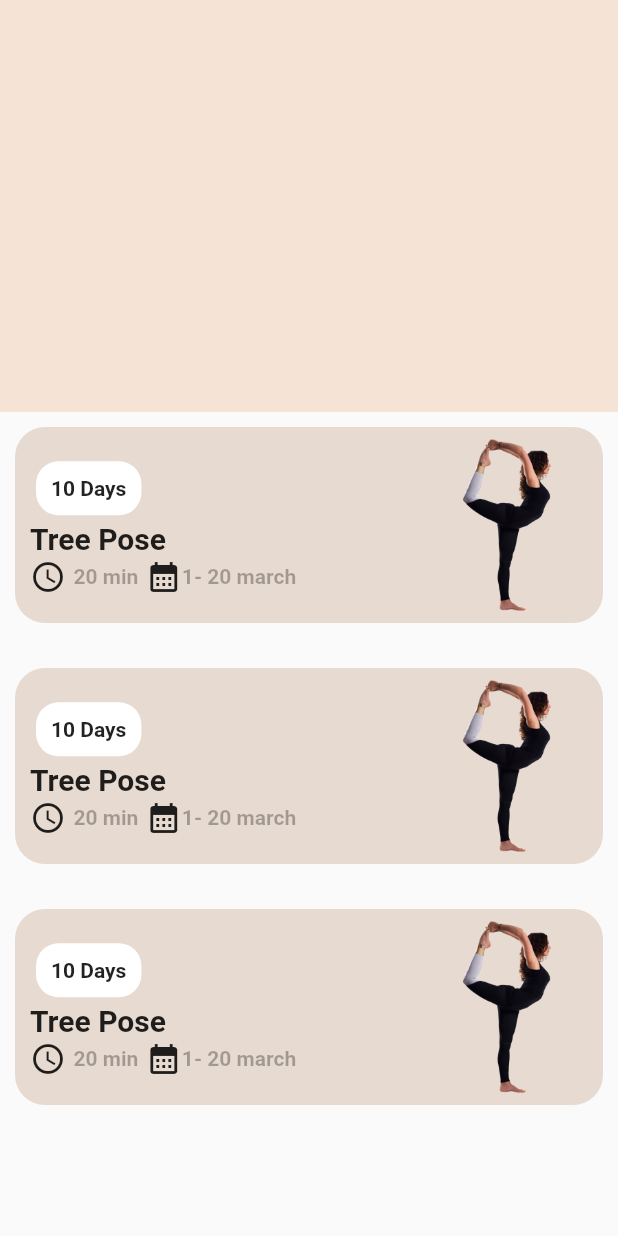
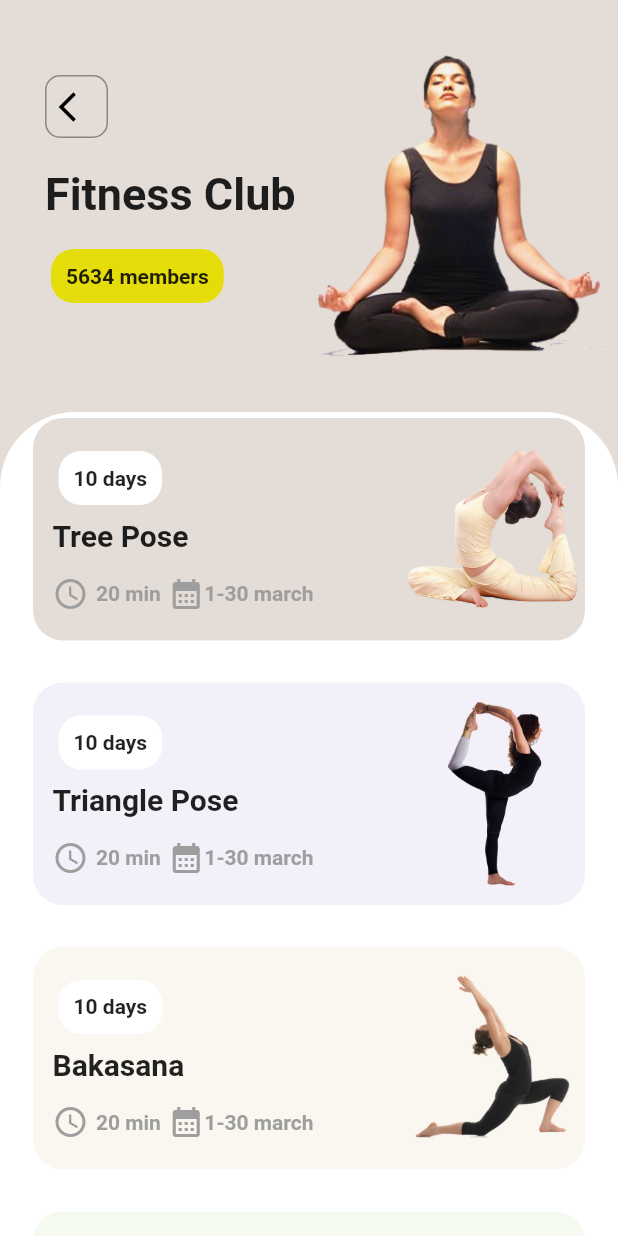
Before and after one commit to Salomondiei08/fitness_app, a Flutter app: the screen it shows after launch, after a tap on "Yoga", on a phone screen of 412 x 824 dp. Run offline on Flutter 3.47's test engine with Material 2 defaults, Android fonts, the phone set to English and light mode, and no system bars.

Commit message:
Second Screen Done

```diff
--- /dev/null
+++ b/lib/helpers/routes.dart
@@ -0,0 +1,14 @@
+import 'package:flutter/cupertino.dart';
+
+import '../ui/screens/club_detail_screen.dart';
+import '../ui/screens/home_screen.dart';
+
+abstract class Routes {
+  static String homeScreen = '/';
+  static String clubDetailScreen = '/club_detail_screen';
+
+  static Map<String, Widget Function(BuildContext)> get routes => {
+        homeScreen: (context) => const HomeScreen(),
+        clubDetailScreen: (context) => const ClubDetailScreen(),
+      };
+}
--- a/lib/logic/providers/club_provider.dart
+++ b/lib/logic/providers/club_provider.dart
@@ -1,6 +1,6 @@
-import 'package:fitness_club/data/models/club.dart';
+import 'package:fitness_club/models/actiivity.dart';
+import 'package:fitness_club/models/club.dart';
 import 'package:flutter/material.dart';
-
 
 class ClubProvider extends ChangeNotifier {
   final List<Club> _clubList = [
@@ -10,32 +10,171 @@ class ClubProvider extends ChangeNotifier {
       names: ['Yoga', 'Club'],
       peopleEnrolled: 5634,
       color: Color(0xFFE4DDD7),
+      activities: [
+        Activity(
+          id: '1',
+          name: 'Tree Pose',
+          descrption:
+              "Deserunt minim ad deserunt ut Lorem exercitation cupidatat.",
+          imageUrl: 'assets/yoga_1.png',
+          daysToComplete: 10,
+          duration: Duration(days: 10),
+          timeToCompleteInMinutes: 20,
+          steps: {
+            'Steps 1': 'Enim et tempor dolor do aute quis ea sit enim.',
+            'Steps 2': 'Enim et tempor dolor do aute quis ea sit enim.',
+            'Steps 3': 'Enim et tempor dolor do aute quis ea sit enim.',
+            'Steps 4': 'Enim et tempor dolor do aute quis ea sit enim.',
+            'Steps 5': 'Enim et tempor dolor do aute quis ea sit enim.',
+            'Steps 6': 'Enim et tempor dolor do aute quis ea sit enim.',
+          },
+          color: Color(0xFFE4DDD7),
+        ),
+        Activity(
+          id: '2',
+          name: 'Triangle Pose',
+          descrption:
+              "Deserunt minim ad deserunt ut Lorem exercitation cupidatat.",
+          imageUrl: 'assets/yoga_2.png',
+          daysToComplete: 10,
+          duration: Duration(days: 10),
+          timeToCompleteInMinutes: 20,
+          steps: {
+            'Steps 1': 'Enim et tempor dolor do aute quis ea sit enim.',
+            'Steps 2': 'Enim et tempor dolor do aute quis ea sit enim.',
+            'Steps 3': 'Enim et tempor dolor do aute quis ea sit enim.',
+            'Steps 4': 'Enim et tempor dolor do aute quis ea sit enim.',
+            'Steps 5': 'Enim et tempor dolor do aute quis ea sit enim.',
+            'Steps 6': 'Enim et tempor dolor do aute quis ea sit enim.',
+          },
+          color: Color.fromARGB(255, 243, 240, 250),
+        ),
+        Activity(
+          id: '3',
+          name: 'Bakasana',
+          descrption:
+              "Deserunt minim ad deserunt ut Lorem exercitation cupidatat.",
+          imageUrl: 'assets/yoga_3.png',
+          daysToComplete: 10,
+          duration: Duration(days: 10),
+          timeToCompleteInMinutes: 20,
+          steps: {
+            'Steps 1': 'Enim et tempor dolor do aute quis ea sit enim.',
+            'Steps 2': 'Enim et tempor dolor do aute quis ea sit enim.',
+            'Steps 3': 'Enim et tempor dolor do aute quis ea sit enim.',
+            'Steps 4': 'Enim et tempor dolor do aute quis ea sit enim.',
+            'Steps 5': 'Enim et tempor dolor do aute quis ea sit enim.',
+            'Steps 6': 'Enim et tempor dolor do aute quis ea sit enim.',
+          },
+          color: Color.fromARGB(255, 250, 247, 240),
+        ),
+        Activity(
+          id: '4',
+          name: 'Tree Pose',
+          descrption:
+              "Deserunt minim ad deserunt ut Lorem exercitation cupidatat.",
+          imageUrl: 'assets/yoga_4.png',
+          daysToComplete: 10,
+          duration: Duration(days: 10),
+          timeToCompleteInMinutes: 20,
+          steps: {
+            'Steps 1': 'Enim et tempor dolor do aute quis ea sit enim.',
+            'Steps 2': 'Enim et tempor dolor do aute quis ea sit enim.',
+            'Steps 3': 'Enim et tempor dolor do aute quis ea sit enim.',
+            'Steps 4': 'Enim et tempor dolor do aute quis ea sit enim.',
+            'Steps 5': 'Enim et tempor dolor do aute quis ea sit enim.',
+            'Steps 6': 'Enim et tempor dolor do aute quis ea sit enim.',
+          },
+          color: Color.fromARGB(255, 245, 250, 240),
+        ),
+      ],
     ),
     Club(
         id: '2',
         imageUrl: 'assets/runner.png',
         names: ['Runners', 'Club'],
         peopleEnrolled: 634,
-      color: Color.fromARGB(255, 240, 248, 250),
-
+        color: Color.fromARGB(255, 240, 250, 247),
+        activities: [
+          Activity(
+            id: '4',
+            name: 'Tree Pose',
+            descrption:
+                "Deserunt minim ad deserunt ut Lorem exercitation cupidatat.",
+            imageUrl: 'assets/yoga_1.png',
+            daysToComplete: 10,
+            duration: Duration(days: 10),
+            timeToCompleteInMinutes: 20,
+            steps: {
+              'Steps 1': 'Enim et tempor dolor do aute quis ea sit enim.',
+              'Steps 2': 'Enim et tempor dolor do aute quis ea sit enim.',
+              'Steps 3': 'Enim et tempor dolor do aute quis ea sit enim.',
+              'Steps 4': 'Enim et tempor dolor do aute quis ea sit enim.',
+              'Steps 5': 'Enim et tempor dolor do aute quis ea sit enim.',
+              'Steps 6': 'Enim et tempor dolor do aute quis ea sit enim.',
+            },
+            color: Color.fromARGB(255, 222, 215, 228),
           ),
+        ]),
     Club(
         id: '3',
         imageUrl: 'assets/weigth.png',
         names: ['Weigth', 'Club'],
         peopleEnrolled: 725,
         color: Color.fromARGB(255, 215, 216, 228),
-
+        activities: [
+          Activity(
+            id: '4',
+            name: 'Tree Pose',
+            descrption:
+                "Deserunt minim ad deserunt ut Lorem exercitation cupidatat.",
+            imageUrl: 'assets/yoga_1.png',
+            daysToComplete: 10,
+            duration: Duration(days: 10),
+            timeToCompleteInMinutes: 20,
+            steps: {
+              'Steps 1': 'Enim et tempor dolor do aute quis ea sit enim.',
+              'Steps 2': 'Enim et tempor dolor do aute quis ea sit enim.',
+              'Steps 3': 'Enim et tempor dolor do aute quis ea sit enim.',
+              'Steps 4': 'Enim et tempor dolor do aute quis ea sit enim.',
+              'Steps 5': 'Enim et tempor dolor do aute quis ea sit enim.',
+              'Steps 6': 'Enim et tempor dolor do aute quis ea sit enim.',
+            },
+            color: Color.fromARGB(255, 231, 235, 218),
           ),
+        ]),
     Club(
         id: '4',
         imageUrl: 'assets/push_ups.png',
         names: ['Push', 'Club'],
         peopleEnrolled: 209,
         color: Color.fromARGB(255, 235, 218, 234),
-
+        activities: [
+          Activity(
+            id: '4',
+            name: 'Tree Pose',
+            descrption:
+                "Deserunt minim ad deserunt ut Lorem exercitation cupidatat.",
+            imageUrl: 'assets/yoga_1.png',
+            daysToComplete: 10,
+            duration: Duration(days: 10),
+            timeToCompleteInMinutes: 20,
+            steps: {
+              'Steps 1': 'Enim et tempor dolor do aute quis ea sit enim.',
+              'Steps 2': 'Enim et tempor dolor do aute quis ea sit enim.',
+              'Steps 3': 'Enim et tempor dolor do aute quis ea sit enim.',
+              'Steps 4': 'Enim et tempor dolor do aute quis ea sit enim.',
+              'Steps 5': 'Enim et tempor dolor do aute quis ea sit enim.',
+              'Steps 6': 'Enim et tempor dolor do aute quis ea sit enim.',
+            },
+            color: Color.fromARGB(255, 235, 218, 234),
           ),
+        ]),
   ];
 
   List<Club> get clubList => [..._clubList];
+
+  Club findById(String clubId) {
+    return _clubList.firstWhere((pros) => pros.id == clubId);
   }
+}
--- a/lib/logic/providers/goal_provider.dart
+++ b/lib/logic/providers/goal_provider.dart
@@ -1,4 +1,4 @@
-import 'package:fitness_club/data/models/goals.dart';
+import 'package:fitness_club/models/goals.dart';
 import 'package:flutter/cupertino.dart';
 import 'package:flutter/material.dart';
 
--- a/lib/main.dart
+++ b/lib/main.dart
@@ -1,3 +1,4 @@
+import 'package:fitness_club/helpers/routes.dart';
 import 'package:fitness_club/logic/providers/club_provider.dart';
 import 'package:fitness_club/logic/providers/goal_provider.dart';
 import 'package:flutter/material.dart';
@@ -23,9 +24,9 @@ class FitnessApp extends StatelessWidget {
           create: (_) => GoalProvider(),
         ),
       ],
-      child: const MaterialApp(
+      child:  MaterialApp(
         debugShowCheckedModeBanner: false,
-        home: HomeScreen(),
+     routes: Routes.routes,
       ),
     );
   }
--- a/lib/data/models/actiivity.dart
+++ b/lib/models/actiivity.dart
@@ -1,14 +1,24 @@
+import 'package:flutter/material.dart';
+
 class Activity {
   final String id;
   final String name;
+  final String descrption;
+  final Color color;
+  final String imageUrl;
   final int daysToComplete;
   final Duration duration;
   final int timeToCompleteInMinutes;
+  final Map<String, String> steps;
   Activity({
     required this.id,
     required this.name,
+    required this.descrption,
+    required this.color,
+    required this.imageUrl,
     required this.daysToComplete,
     required this.duration,
     required this.timeToCompleteInMinutes,
+    required this.steps,
   });
 }
--- a/lib/data/models/club.dart
+++ b/lib/models/club.dart
@@ -1,4 +1,5 @@
 import 'package:flutter/material.dart';
+import 'actiivity.dart';
 
 class Club {
   final String id;
@@ -6,6 +7,7 @@ class Club {
   final int peopleEnrolled;
   final String imageUrl;
   final Color color;
+  final List<Activity> activities;
 
   Club({
     required this.id,
@@ -13,5 +15,6 @@ class Club {
     required this.peopleEnrolled,
     required this.imageUrl,
     required this.color,
+    required this.activities,
   });
 }
--- a/lib/ui/screens/club_detail_screen.dart
+++ b/lib/ui/screens/club_detail_screen.dart
@@ -1,112 +1,89 @@
+import 'package:fitness_club/models/club.dart';
+import 'package:fitness_club/ui/widget/activity_item.dart';
+import 'package:fitness_club/ui/widget/home_icon.dart';
 import 'package:flutter/material.dart';
-import 'package:sizer/sizer.dart';
 
 class ClubDetailScreen extends StatelessWidget {
   const ClubDetailScreen({Key? key}) : super(key: key);
 
   @override
   Widget build(BuildContext context) {
+    final club = ModalRoute.of(context)!.settings.arguments as Club;
+
     return Scaffold(
+      backgroundColor: club.color,
       body: Column(
         children: [
           Expanded(
-            child: Container(
-              color: Color.fromARGB(255, 245, 227, 213),
-            ),
-          ),
-          Expanded(
-            flex: 2,
-            child: Container(
-              margin: EdgeInsets.all(5),
-              child: ListView.separated(
-                  itemBuilder: (_, i) => Container(
-                        margin: const EdgeInsets.all(5),
-                        decoration: BoxDecoration(
-                          borderRadius: BorderRadius.circular(20),
-                          color: const Color.fromARGB(255, 231, 218, 208),
-                        ),
             child: Row(
               children: [
                 Expanded(
-                              flex: 2,
                   child: Container(
-                                padding: EdgeInsets.all(10),
+                    padding: const EdgeInsets.only(left: 30.0, top: 50),
                     child: Column(
                       crossAxisAlignment: CrossAxisAlignment.start,
-                                  mainAxisAlignment: MainAxisAlignment.start,
                       children: [
+                        InkWell(
+                          onTap: () => Navigator.pop(context),
+                          child: HomeIcon(
+                              icon: Icons.arrow_back_ios,
+                              backgroundColor: club.color,
+                              iconColor: Colors.black),
+                        ),
+                        const SizedBox(
+                          height: 20,
+                        ),
+                        const Text(
+                          "Fitness Club",
+                          style: TextStyle(
+                              fontSize: 30, fontWeight: FontWeight.bold),
+                        ),
+                        const SizedBox(
+                          height: 15,
+                        ),
                         Card(
                           elevation: 0.0,
-                                      color: Colors.white,
+                          color: club.color.withBlue(10),
                           shape: RoundedRectangleBorder(
                             borderRadius: BorderRadius.circular(15),
                           ),
                           child: Padding(
                             padding: const EdgeInsets.all(10.0),
                             child: Text(
-                                          '10 Days',
-                                          style: TextStyle(
-                                              fontSize: 14,
-                                              fontWeight: FontWeight.bold),
+                              '${club.peopleEnrolled} members',
+                              style: const TextStyle(
+                                  fontSize: 14, fontWeight: FontWeight.bold),
                             ),
                           ),
                         ),
-                                    Text(
-                                      "Tree Pose",
-                                      style: TextStyle(
-                                          fontSize: 20,
-                                          fontWeight: FontWeight.bold),
-                                    ),
-                                    SizedBox(
-                                      height: 2,
-                                    ),
-                                    Row(
-                                      children: [
-                                        Icon(Icons.schedule),
-                                         SizedBox(
-                                          width: 5,
-                                        ),
-                                        Text(
-                                          '20 min',
-                                          style: TextStyle(
-                                              color:
-                                                  Colors.black.withOpacity(0.3),
-                                              fontWeight: FontWeight.bold),
-                                        ),
-                                        SizedBox(
-                                          width: 5,
-                                        ),
-                                        Icon(Icons.calendar_month),
-                                        Text(
-                                          '1- 20 march',
-                                          style: TextStyle(
-                                              color:
-                                                  Colors.black.withOpacity(0.3),
-                                              fontWeight: FontWeight.bold),
-                                        ),
-                                      ],
-                                    )
                       ],
                     ),
                   ),
                 ),
                 Expanded(
-                              child: Padding(
-                                padding: const EdgeInsets.all(8.0),
-                                child: Image.asset('assets/yoga_2.png'),
-                              ),
+                  child: Image.asset(club.imageUrl),
                 ),
               ],
             ),
           ),
-                  separatorBuilder: (_, i) => const SizedBox(
-                        height: 20,
+          Expanded(
+            flex: 2,
+            child: Container(
+              decoration: const BoxDecoration(
+                color: Colors.white,
+                borderRadius: BorderRadius.only(
+                  topLeft: Radius.circular(50),
+                  topRight: Radius.circular(50),
                 ),
-                  itemCount: 3),
+              ),
+              child: Container(
+                margin: const EdgeInsets.symmetric(horizontal: 18),
+                child: ActivityItem(clubItem: club),
                 decoration: const BoxDecoration(
                   borderRadius: BorderRadius.only(
                     topLeft: Radius.circular(40),
                     topRight: Radius.circular(40),
+                  ),
                 ),
               ),
             ),
--- /dev/null
+++ b/lib/ui/widget/activity_item.dart
@@ -0,0 +1,103 @@
+import 'package:fitness_club/models/club.dart';
+import 'package:flutter/material.dart';
+import 'package:intl/intl.dart';
+
+class ActivityItem extends StatelessWidget {
+  const ActivityItem({
+    Key? key,
+    required this.clubItem,
+  }) : super(key: key);
+
+  final Club clubItem;
+
+  @override
+  Widget build(BuildContext context) {
+    return ListView.separated(
+      separatorBuilder: (_, i) => const SizedBox(
+        height: 20,
+      ),
+      itemCount: clubItem.activities.length,
+      itemBuilder: (_, i) => Container(
+        height: MediaQuery.of(context).size.height * 0.18,
+        margin: const EdgeInsets.all(4),
+        decoration: BoxDecoration(
+          borderRadius: BorderRadius.circular(20),
+          color: clubItem.activities[i].color,
+        ),
+        child: Row(
+          children: [
+            Expanded(
+              flex: 2,
+              child: Container(
+                padding: const EdgeInsets.all(13),
+                child: Column(
+                  crossAxisAlignment: CrossAxisAlignment.start,
+                  mainAxisAlignment: MainAxisAlignment.start,
+                  children: [
+                    Padding(
+                      padding: const EdgeInsets.symmetric(vertical: 5.0),
+                      child: Card(
+                        elevation: 0.0,
+                        color: Colors.white,
+                        shape: RoundedRectangleBorder(
+                          borderRadius: BorderRadius.circular(15),
+                        ),
+                        child: Padding(
+                          padding: EdgeInsets.all(10.0),
+                          child: Text(
+                            '${clubItem.activities[i].daysToComplete} days',
+                            style: TextStyle(
+                                fontSize: 14, fontWeight: FontWeight.bold),
+                          ),
+                        ),
+                      ),
+                    ),
+                     Text(
+                      clubItem.activities[i].name,
+                      style:
+                          TextStyle(fontSize: 20, fontWeight: FontWeight.bold),
+                    ),
+                    const SizedBox(
+                      height: 15,
+                    ),
+                    Row(
+                      children: [
+                        const Icon(
+                          Icons.schedule,
+                          color: Colors.grey,
+                        ),
+                        const SizedBox(
+                          width: 5,
+                        ),
+                        Text(
+                          '${clubItem.activities[i].timeToCompleteInMinutes} min',
+                          style: TextStyle(
+                              color: Colors.grey, fontWeight: FontWeight.bold),
+                        ),
+                        const SizedBox(
+                          width: 5,
+                        ),
+                        const Icon(
+                          Icons.calendar_month,
+                          color: Colors.grey,
+                        ),
+                        Text(
+                      '1-30 march',
+                          style: TextStyle(
+                              color: Colors.grey, fontWeight: FontWeight.bold),
+                        ),
+                      ],
+                    )
+                  ],
+                ),
+              ),
+            ),
+            Expanded(
+              child: Image.asset(clubItem.activities[i].imageUrl),
+            ),
+          ],
+        ),
+      ),
+    );
+  }
+}
--- a/lib/ui/widget/club_item.dart
+++ b/lib/ui/widget/club_item.dart
@@ -1,3 +1,4 @@
+import 'package:fitness_club/helpers/routes.dart';
 import 'package:fitness_club/logic/providers/club_provider.dart';
 import 'package:fitness_club/ui/screens/club_detail_screen.dart';
 import 'package:flutter/material.dart';
@@ -20,12 +21,9 @@ class ClubItem extends StatelessWidget {
         itemBuilder: (_, i) => ClipRRect(
               borderRadius: BorderRadius.circular(20),
               child: GestureDetector(
-          onTap: () => Navigator.push(
-            _,
-            MaterialPageRoute(
-              builder: (_) => const ClubDetailScreen(),
-            ),
-          ),
+                onTap: () => Navigator.pushNamed(
+                    context, Routes.clubDetailScreen,
+                    arguments: clubList[i]),
                 child: Container(
                   width: 200,
                   height: 290,
@@ -37,7 +35,8 @@ class ClubItem extends StatelessWidget {
                         clubList[i].imageUrl,
                       ),
                       colorFilter: ColorFilter.mode(
-                    clubList[i].color.withOpacity(0.45), BlendMode.modulate),
+                          clubList[i].color.withOpacity(0.45),
+                          BlendMode.modulate),
                     ),
                   ),
                   child: Row(
@@ -76,7 +75,8 @@ class ClubItem extends StatelessWidget {
                                   Text(
                                     clubList[i].peopleEnrolled.toString(),
                                     style: TextStyle(
-                                  color: Color.fromARGB(255, 182, 165, 151),
+                                        color:
+                                            Color.fromARGB(255, 182, 165, 151),
                                         fontWeight: FontWeight.bold),
                                   ),
                                 ],
@@ -106,7 +106,6 @@ class ClubItem extends StatelessWidget {
                   ),
                 ),
               ),
-      ),
-    );
+            ));
   }
 }
--- a/lib/ui/widget/home_icon.dart
+++ b/lib/ui/widget/home_icon.dart
@@ -12,6 +12,7 @@ class HomeIcon extends StatelessWidget {
   final IconData icon;
   final Color backgroundColor;
   final Color iconColor;
+
   @override
   Widget build(BuildContext context) {
     return Container(
--- a/pubspec.yaml
+++ b/pubspec.yaml
@@ -15,6 +15,7 @@ dependencies:
   flutter:
     sdk: flutter
   google_fonts: ^2.3.1
+  intl: ^0.17.0
   provider: ^6.0.2
   sizer: ^2.0.15
 
```
Also changed, not shown: lib/models/goals.dart (renamed from lib/data/models/goals.dart), pubspec.lock. Lines whose indentation alone changed are shown as unchanged.
